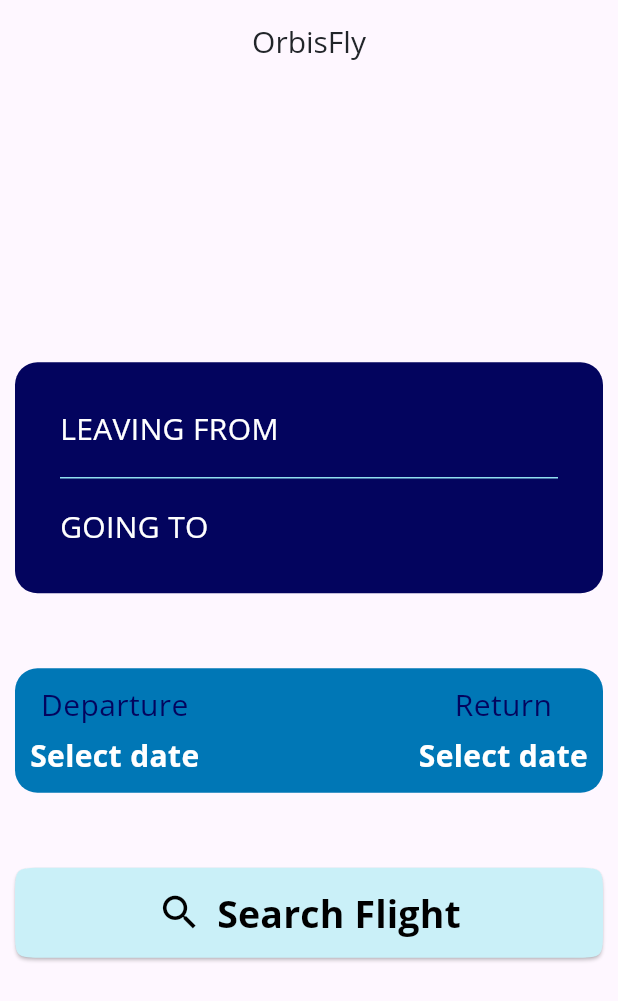
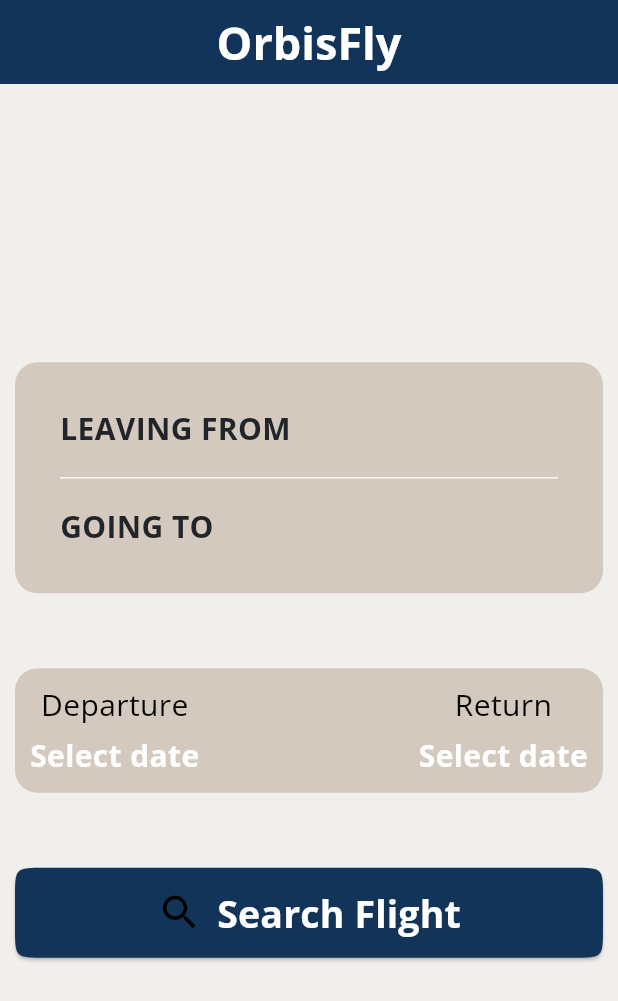
Before and after one commit to Selim513/flight_appointment, a Flutter app: the screen it shows after launch, on a phone screen of 412 x 824 dp. Shown: the top 1001 px of the screen. Run offline on Flutter 3.47's test engine with Material 3 defaults, Android fonts, the phone set to English and light mode, and no system bars; our stand-ins replace google_fonts, lottie.

Commit message:
chacnge app Color pattle

```diff
--- a/lib/core/utils/app_colors.dart
+++ b/lib/core/utils/app_colors.dart
@@ -1,9 +1,11 @@
 import 'package:flutter/material.dart';
 
 abstract class AppColors {
-  static Color primaryColor = Color(0XFF00B4D8);
-  static Color secondaryColor = Color(0xff90E0EF);
-  static Color backgroundColor = Color(0xffCAF0F8);
-  static Color deepBlue = Color(0xff03045E);
-  static Color blue = Color(0xff0077B6);
+  static Color primaryColor = Color(0xffFAF1E6);
+  static Color secondaryColor = Color(0xffFDFAF6);
+  static Color backgroundColor = Color(0xffF1EFEC);
+  static Color containerColor = Color(0xffD4C9BE);
+  static Color appBarColor = Color(0xff123458);
+  static Color textColor = Color(0xff030303);
+  static Color buttonColor = Color(0xff123458);
 }
--- a/lib/core/utils/theme.dart
+++ b/lib/core/utils/theme.dart
@@ -1,7 +1,9 @@
+import 'package:flight_appointment/core/utils/app_colors.dart';
 import 'package:flutter/material.dart';
 import 'package:google_fonts/google_fonts.dart';
 
 final ThemeData appTheme = ThemeData(
+  scaffoldBackgroundColor: AppColors.backgroundColor,
   fontFamily: GoogleFonts.openSans().fontFamily,
   appBarTheme: AppBarTheme(centerTitle: true),
 );
--- a/lib/core/widgets/custom_primary_container.dart
+++ b/lib/core/widgets/custom_primary_container.dart
@@ -14,7 +14,7 @@
     return Container(
       padding: EdgeInsets.all(padding),
       decoration: BoxDecoration(
-        color: AppColors.deepBlue,
+        color: AppColors.containerColor,
         borderRadius: BorderRadius.circular(15),
       ),
       child: widget,
--- a/lib/core/widgets/custom_secondary_container.dart
+++ b/lib/core/widgets/custom_secondary_container.dart
@@ -14,7 +14,7 @@
     return Container(
       padding: EdgeInsets.all(padding),
       decoration: BoxDecoration(
-        color: AppColors.blue,
+        color: AppColors.containerColor,
         borderRadius: BorderRadius.circular(15),
       ),
       child: widget,
--- a/lib/core/widgets/peimaey_app_bar.dart
+++ b/lib/core/widgets/peimaey_app_bar.dart
@@ -1,7 +1,16 @@
-
-import 'package:flight_appointment/core/utils/fonts_styles.dart';
+import 'package:flight_appointment/core/utils/app_colors.dart';
 import 'package:flutter/material.dart';
 
 AppBar customAppBar({required String title}) {
-  return AppBar(title: Text(title, style: FontsStyles.fontStyles20));
+  return AppBar(
+    backgroundColor: AppColors.appBarColor,
+    title: Text(
+      title,
+      style: TextStyle(
+        color: Colors.white,
+        fontSize: 30,
+        fontWeight: FontWeight.bold,
+      ),
+    ),
+  );
 }
--- a/lib/features/home/views/widgets/custom_appointment_container_body.dart
+++ b/lib/features/home/views/widgets/custom_appointment_container_body.dart
@@ -25,7 +25,9 @@
           },
           child: Text(
             'LEAVING FROM',
-            style: FontsStyles.fontStyles20.copyWith(color: Colors.white),
+            style: FontsStyles.fontStyles20.copyWith(
+              fontWeight: FontWeight.bold,
+            ),
           ),
         ),
         Divider(color: AppColors.secondaryColor),
@@ -42,7 +44,9 @@
 
           child: Text(
             'GOING TO',
-            style: FontsStyles.fontStyles20.copyWith(color: Colors.white),
+            style: FontsStyles.fontStyles20.copyWith(
+              fontWeight: FontWeight.bold,
+            ),
           ),
         ),
       ],
--- a/lib/features/home/views/widgets/custom_search_flight_button.dart
+++ b/lib/features/home/views/widgets/custom_search_flight_button.dart
@@ -1,12 +1,9 @@
-
 import 'package:flight_appointment/core/utils/app_colors.dart';
 import 'package:flight_appointment/core/utils/fonts_styles.dart';
 import 'package:flutter/material.dart';
 
 class CustomSearchFlightButtom extends StatelessWidget {
-  const CustomSearchFlightButtom({
-    super.key,
-  });
+  const CustomSearchFlightButtom({super.key});
 
   @override
   Widget build(BuildContext context) {
@@ -17,7 +14,7 @@
           shape: ContinuousRectangleBorder(
             borderRadius: BorderRadius.circular(20),
           ),
-          backgroundColor: AppColors.backgroundColor,
+          backgroundColor: AppColors.buttonColor,
         ),
         onPressed: () {},
         child: Row(
@@ -25,7 +22,10 @@
           mainAxisAlignment: MainAxisAlignment.center,
           children: [
             Icon(Icons.search_outlined, size: 30, color: Colors.black),
-            Text('Search Flight', style: FontsStyles.buttonText25),
+            Text(
+              'Search Flight',
+              style: FontsStyles.buttonText25.copyWith(color: Colors.white),
+            ),
           ],
         ),
       ),
--- a/lib/features/home/views/widgets/home_view_body.dart
+++ b/lib/features/home/views/widgets/home_view_body.dart
@@ -27,7 +27,7 @@
                     Text(
                       'Departure',
                       style: FontsStyles.fontStyles20.copyWith(
-                        color: AppColors.deepBlue,
+                        color:  AppColors.textColor,
                       ),
                     ),
                     Text(
@@ -46,7 +46,7 @@
                     Text(
                       'Return',
                       style: FontsStyles.fontStyles20.copyWith(
-                        color: AppColors.deepBlue,
+                        color: AppColors.textColor,
                       ),
                     ),
                     Text(
```
